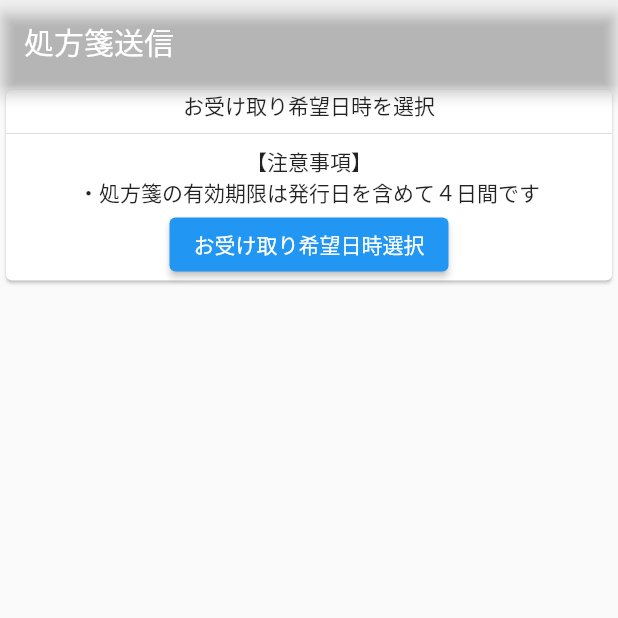
After one commit to AtsushiMatsuo/image_picker2, a Flutter app: the screen it shows after launch, on a phone screen of 412 x 824 dp, the top half of it. The commit adds this screen. Run offline on Flutter 3.47's test engine with Material 2 defaults, Android fonts, the phone set to English and light mode, and no system bars; our stand-ins replace firebase_core, flutter_riverpod; accounts and stored records are empty; generated files the repository leaves out were written again.

Commit message:
プロバイダの設定

```diff
--- /dev/null
+++ b/lib/ui/home_page.dart
@@ -0,0 +1,74 @@
+import 'package:flutter/cupertino.dart';
+import 'package:flutter/material.dart';
+import 'package:flutter_riverpod/flutter_riverpod.dart';
+
+import '../main.dart';
+
+final counterProvider = StateProvider<String>((ref) => "お受け取り希望日時選択");
+
+
+class HomePage extends ConsumerWidget {
+  const HomePage({Key? key}) : super(key: key);
+
+  @override
+  Widget build(BuildContext context, WidgetRef ref) {
+
+    return Scaffold(
+      appBar: AppBar(
+        backgroundColor: Colors.transparent,
+        title: Text('処方箋送信'),
+      ),
+      body: Column(
+        children: [
+          Card(
+            child: Column(children: [
+              Text("お受け取り希望日時を選択"),
+              Divider(),
+              Text("【注意事項】"),
+              Text("・処方箋の有効期限は発行日を含めて４日間です"),
+              ElevatedButton(
+                  onPressed: (){
+                    showDialog<void>(
+                      context: context,
+                      builder: (_) {
+                        return ClearButtonDialog();
+                      },
+                    );
+                  },
+                  child: Text(ref.watch(counterProvider)))
+            ],),
+          ),
+        ],
+      ),
+    );
+  }
+}
+
+class ClearButtonDialog extends ConsumerWidget {
+  @override
+  Widget build(BuildContext context, WidgetRef ref) {
+
+    return SimpleDialog(
+      title: Text("お受け取り希望日時を選択"),
+      children: [
+        SimpleDialogOption(
+          onPressed: () => reloadPickUpTime(ref,"できしだい",context),
+          child: Text("できしだい"),
+        ),
+        SimpleDialogOption(
+          onPressed: () => reloadPickUpTime(ref,"当日",context),
+          child: Text("当日"),
+        ),
+        SimpleDialogOption(
+          onPressed: () => reloadPickUpTime(ref,"明日以降",context),
+          child: Text("明日以降"),
+        ),
+      ],
+    );
+  }
+
+  void reloadPickUpTime(WidgetRef ref,String pickUpTime,BuildContext context) {
+    ref.read(counterProvider.notifier).update((state) => pickUpTime);
+    Navigator.pop(context);
+  }
+}
```
Also changed, not shown: lib/main.dart (+4 -48 lines), lib/ui/home_page_controller.dart (added).
